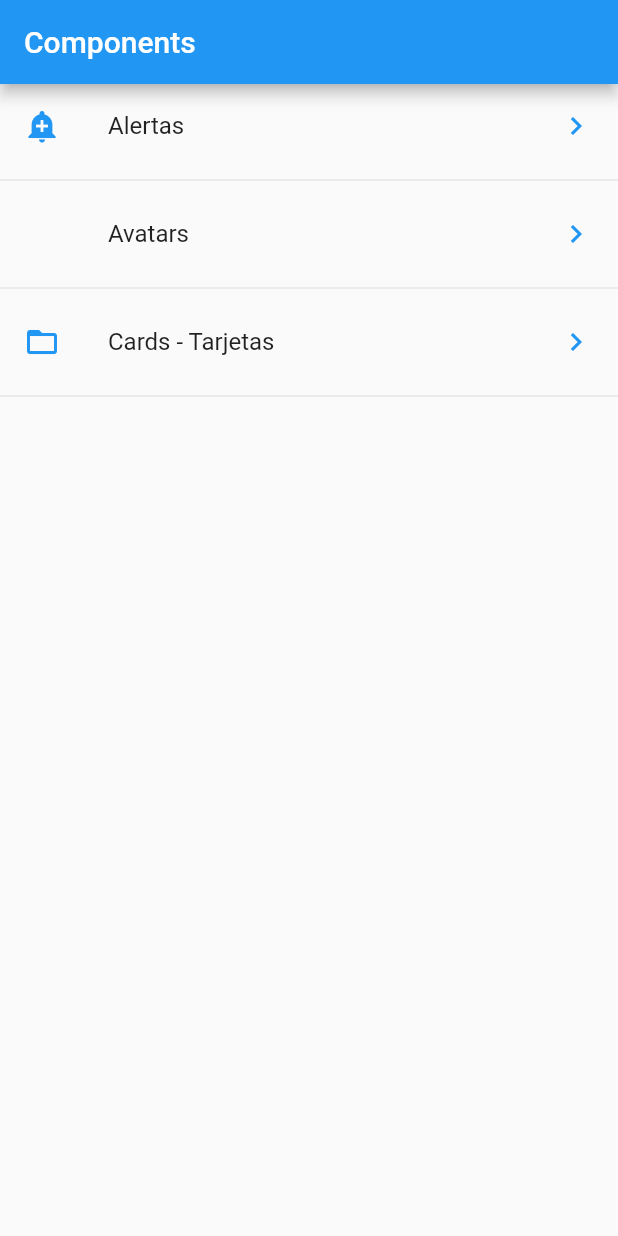
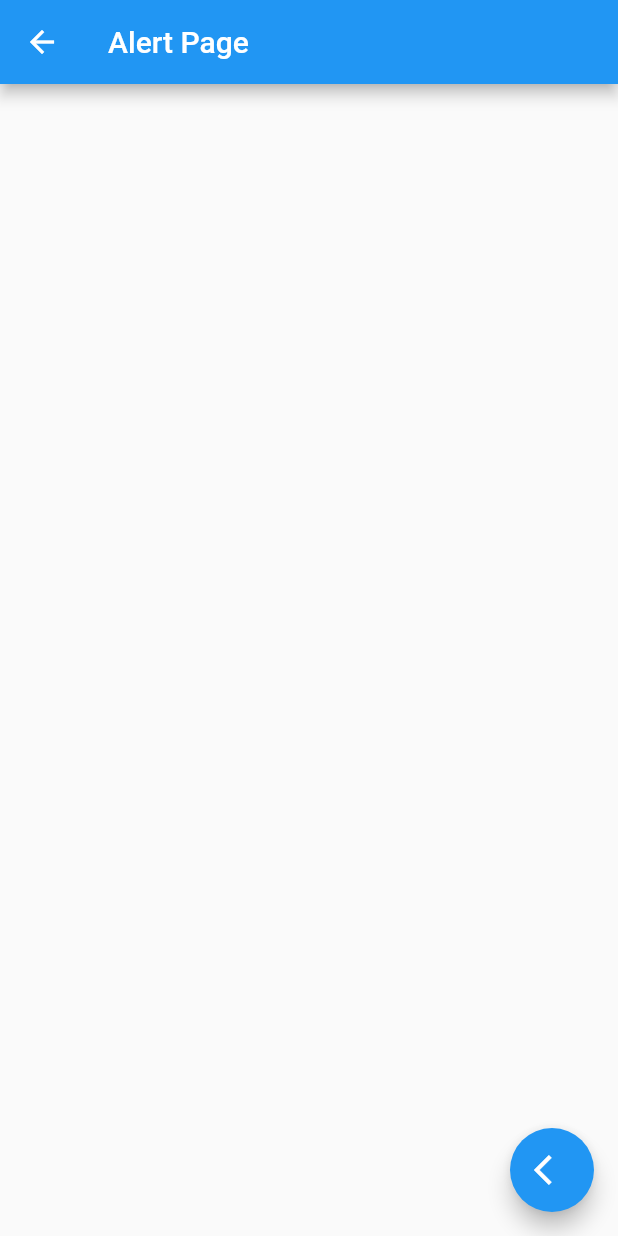
Before and after one commit to celia1996/ComponetsApp_Flutter, a Flutter app: the screen it shows after launch, after a tap on "Alertas", on a phone screen of 412 x 824 dp. Run offline on Flutter 3.47's test engine with Material 2 defaults, Android fonts, the phone set to English and light mode, and no system bars.

Commit message:
Routes to other pages added

```diff
--- a/lib/main.dart
+++ b/lib/main.dart
@@ -1,7 +1,7 @@
-import 'package:components/src/pages/home_page.dart';
-import 'package:components/src/pages/home_temp.dart';
 import 'package:flutter/material.dart';
 
+import 'package:components/src/pages/alert_page.dart';
+import 'package:components/src/routes/routes.dart';
 void main() => runApp(MyApp());
 
 class MyApp extends StatelessWidget {
@@ -10,7 +10,15 @@ class MyApp extends StatelessWidget {
     return MaterialApp(
       title: 'Components App',
       debugShowCheckedModeBanner: false,
-      home: HomePage()
+      // home: HomePage()
+      initialRoute: '/',
+      routes: getApplicationRoutes() ,
+      onGenerateRoute: (settings){
+
+        return MaterialPageRoute(
+          builder: (context) => AlertPage(),
+        );
+      },
     );
   }
 }
--- /dev/null
+++ b/lib/src/pages/alert_page.dart
@@ -0,0 +1,20 @@
+import 'package:flutter/material.dart';
+
+class AlertPage extends StatelessWidget {
+
+
+  @override
+  Widget build(BuildContext context) {
+ return Scaffold(
+   appBar: AppBar(
+     title: Text('Alert Page'),
+   ),
+   floatingActionButton: FloatingActionButton(
+     child: Icon(Icons.arrow_back_ios),
+     onPressed: (){
+       Navigator.pop(context);
+     },
+   ),
+ );
+  }
+}
--- a/lib/src/pages/home_page.dart
+++ b/lib/src/pages/home_page.dart
@@ -1,7 +1,8 @@
 import 'package:components/src/providers/menu_provider.dart';
 import 'package:components/src/utils/icon_string_util.dart';
 import 'package:flutter/material.dart';
-import 'package:components/src/providers/menu_provider.dart';
+import 'package:components/src/pages/alert_page.dart';
+// import 'package:components/src/providers/menu_provider.dart';
 
 class HomePage extends StatelessWidget {
   @override
@@ -21,14 +22,14 @@ class HomePage extends StatelessWidget {
       builder: (context, AsyncSnapshot<List<dynamic>> snapshot) {
 
         return ListView(
-          children: _itemsList(snapshot.data),
+          children: _itemsList(snapshot.data, context),
         );
 
       },
     );
   }
 
-  List<Widget> _itemsList(List <dynamic> data) {
+  List<Widget> _itemsList(List <dynamic> data, BuildContext context) {
 
     final List<Widget> options = [];
 
@@ -40,6 +41,13 @@ class HomePage extends StatelessWidget {
         trailing: Icon(Icons.keyboard_arrow_right, color: Colors.blue),
         onTap: (){
 
+          Navigator.pushNamed(context, option['ruta']);
+
+          // final route = MaterialPageRoute(
+          //   builder: (context)=> AlertPage()
+          // );
+          // Navigator.push(context, route);
+
         },
       );
       options..add(widgetTemporary)
--- /dev/null
+++ b/lib/src/routes/routes.dart
@@ -0,0 +1,16 @@
+import 'package:flutter/material.dart';
+
+import 'package:components/src/pages/alert_page.dart';
+import 'package:components/src/pages/avatar_page.dart';
+import 'package:components/src/pages/home_page.dart';
+import 'package:components/src/pages/card_page.dart';
+
+Map<String, WidgetBuilder> getApplicationRoutes() {
+
+  return <String, WidgetBuilder>{
+    '/': (BuildContext context) => HomePage(),
+    'alert': (BuildContext context) => AlertPage(),
+    'avatar': (BuildContext context) => AvatarPage(),
+    'card': (BuildContext context) => CardPage(),
+  };
+}
```
Also changed, not shown: lib/src/pages/avatar_page.dart (added, +14 -0 lines), lib/src/pages/card_page.dart (added, +19 -0 lines).
